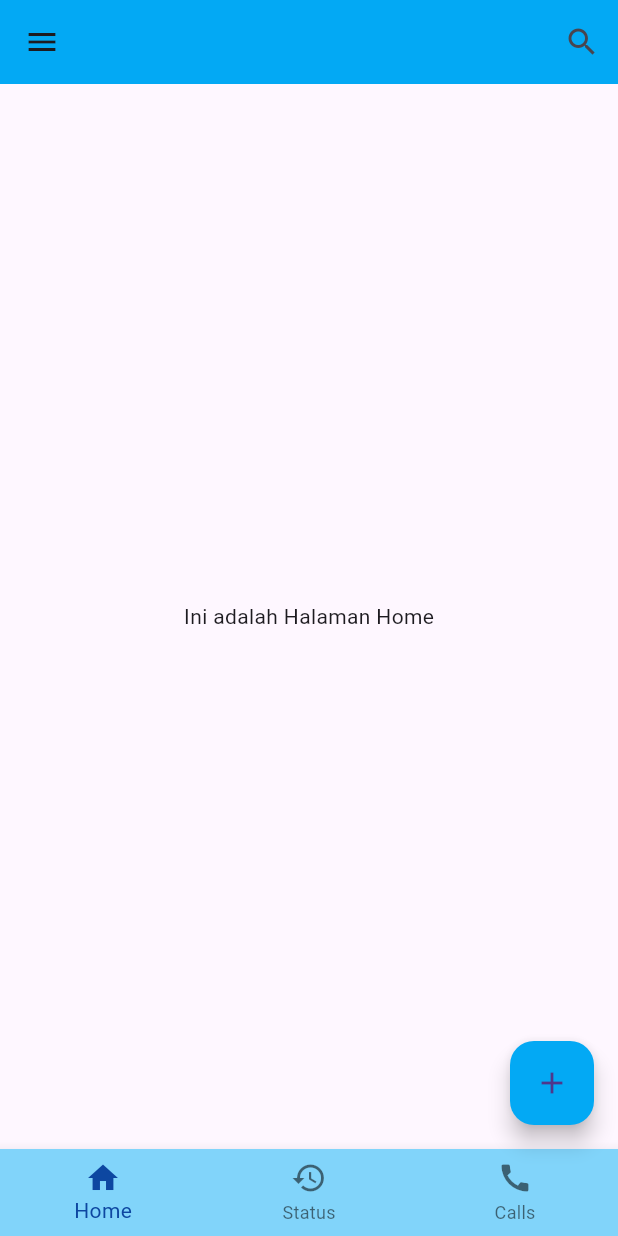
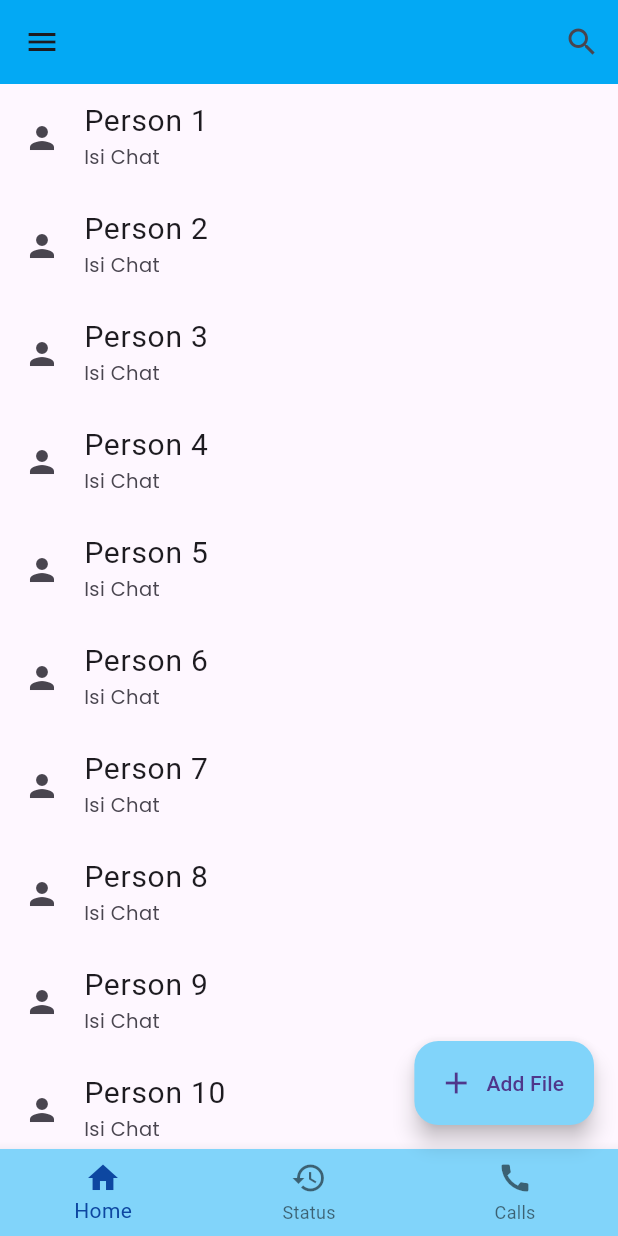
Before and after one commit to Oneday37/MIKTI_project, a Flutter app: the screen it shows after launch, on a phone screen of 412 x 824 dp. Run offline on Flutter 3.47's test engine with Material 3 defaults, Android fonts, the light colour scheme and no system bars; our stand-ins replace get, google_fonts.

Commit message:
Fourth commit

```diff
--- a/lib/Screens/home_page.dart
+++ b/lib/Screens/home_page.dart
@@ -1,17 +1,16 @@
-import 'package:flutter/cupertino.dart';
 import 'package:flutter/material.dart';
 import 'package:get/get.dart';
 import 'package:google_fonts/google_fonts.dart';
 import 'package:project_mikti/Screens/add_page.dart';
+import 'package:project_mikti/Screens/detail_chat_page.dart';
+import 'package:project_mikti/Screens/detail_profil_page.dart';
 import 'package:project_mikti/Screens/logout_alert.dart';
 import 'package:project_mikti/Screens/profile_page.dart';
 import 'package:project_mikti/Screens/switch_account_alert.dart';
-import 'package:project_mikti/Style/fonts.dart';
-
 import 'about_us_page.dart';
 
 class HomePage extends StatefulWidget {
-  HomePage({super.key});
+  const HomePage({super.key});
 
   @override
   State<HomePage> createState() => _HomePageState();
@@ -21,10 +20,27 @@ class _HomePageState extends State<HomePage> {
   bool buttonTheme = true;
   int bottombarindex = 0;
 
-  List<Widget> bottomnavbar = [
-    Text("Ini adalah Halaman Home"),
-    Text("Ini adalah Halaman Status"),
-    Text("Ini adalah Halaman Telepon"),
+  List<Widget> bottomnavbar = <Widget>[
+    ListView.custom(
+        childrenDelegate:
+            SliverChildBuilderDelegate(childCount: 20, (context, index) {
+      return ListTile(
+        leading: const Icon(Icons.person),
+        title: Text(
+          "Person ${index + 1}",
+          style: const TextStyle(fontSize: 20, fontWeight: FontWeight.normal),
+        ),
+        subtitle: Text(
+          "Isi Chat",
+          style: GoogleFonts.poppins(fontSize: 13),
+        ),
+        onTap: () {
+          Get.to(DetailChatPage());
+        },
+      );
+    })),
+    const Text("Ini adalah Halaman Status"),
+    const Text("Ini adalah Halaman Telepon"),
   ];
 
   @override
@@ -36,33 +52,32 @@ class _HomePageState extends State<HomePage> {
             .zero, //Digunaskan untuk memberikan warna penuh kepada header
         children: [
           DrawerHeader(
-            decoration: BoxDecoration(color: Colors.lightBlue),
+            decoration: const BoxDecoration(color: Colors.lightBlue),
             child: Column(
               mainAxisAlignment: MainAxisAlignment.center,
               children: [
                 ListTile(
-                  leading: CircleAvatar(
-                      backgroundColor: Colors.grey[700],
-                      child: Icon(
-                        Icons.person,
-                        color: Colors.white,
-                        size: 30,
-                      ),
-                      radius: 30),
-                  title: Text("First Account Name",
+                  leading: const Hero(
+                    tag: "edit_profile_animation",
+                    child: CircleAvatar(
+                        backgroundImage: AssetImage("assets/gambar_1.jpg"),
+                        radius: 30),
+                  ),
+                  title: Text("Muhammad Zaidan",
                       style: GoogleFonts.oswald(
                           fontSize: 18, fontWeight: FontWeight.w500)),
-                  subtitle: Text("+62 8xx xxxx xxxx", style: accountInfo),
-                  trailing: Icon(Icons.chevron_right, size: 30),
-                  contentPadding: EdgeInsets.only(left: 0),
+                  subtitle: Text("+62 8xx xxxx xxxx",
+                      style: GoogleFonts.oswald(fontSize: 16)),
+                  trailing: const Icon(Icons.chevron_right, size: 30),
+                  contentPadding: const EdgeInsets.only(left: 0),
                   onTap: () {
-                    Get.to(ProfilePage());
+                    Get.to(const ProfilePage());
                   },
                 ),
                 Row(
                   mainAxisAlignment: MainAxisAlignment.center,
                   children: [
-                    Icon(
+                    const Icon(
                       Icons.nightlight_round_outlined,
                       size: 30,
                       color: Colors.black,
@@ -76,7 +91,7 @@ class _HomePageState extends State<HomePage> {
                             buttonTheme = value;
                           });
                         }),
-                    Icon(
+                    const Icon(
                       Icons.wb_sunny,
                       size: 30,
                       color: Colors.yellow,
@@ -89,17 +104,17 @@ class _HomePageState extends State<HomePage> {
 
           //ACCOUNT
           ListTile(
-            leading: Icon(Icons.person),
-            title: Text("Account"),
+            leading: const Icon(Icons.person),
+            title: const Text("Account"),
             onTap: () {
-              Get.to(ProfilePage());
+              Get.to(const ProfilePage());
             },
           ),
 
           //NOTIFICATIONS
           ListTile(
-            leading: Icon(Icons.notifications_none),
-            title: Text("Notifications"),
+            leading: const Icon(Icons.notifications_none),
+            title: const Text("Notifications"),
             onTap: () {
               print("Widget notif berhasil ditekan");
             },
@@ -107,8 +122,8 @@ class _HomePageState extends State<HomePage> {
 
           //SETTING
           ListTile(
-            leading: Icon(Icons.settings),
-            title: Text("Setting"),
+            leading: const Icon(Icons.settings),
+            title: const Text("Setting"),
             onTap: () {
               print("Widget setting berhasil ditekan");
             },
@@ -116,20 +131,20 @@ class _HomePageState extends State<HomePage> {
 
           //ABOUT US
           ListTile(
-            leading: Icon(Icons.info_outline),
-            title: Text("About Us"),
+            leading: const Icon(Icons.info_outline),
+            title: const Text("About Us"),
             onTap: () {
-              Get.to(DetailInfoPage());
+              Get.to(const DetailInfoPage());
             },
           ),
-          SizedBox(height: 300),
+          const SizedBox(height: 300),
           Row(
             mainAxisAlignment: MainAxisAlignment.spaceAround,
             children: [
               // SWITCH ACCOUNT
               TextButton.icon(
-                  label: Text("Switch account"),
-                  icon: Icon(Icons.cached_rounded),
+                  label: const Text("Switch account"),
+                  icon: const Icon(Icons.cached_rounded),
                   onPressed: () {
                     showDialog(
                         barrierDismissible: false,
@@ -139,7 +154,7 @@ class _HomePageState extends State<HomePage> {
                         });
                   }),
 
-              Text("|"),
+              const Text("|"),
 
               // LOGOUT ACCOUNT
               TextButton.icon(
@@ -170,13 +185,14 @@ class _HomePageState extends State<HomePage> {
 
       //BODY / HALAMAN APLIKASI
       body: Center(child: bottomnavbar[bottombarindex]),
-      floatingActionButton: FloatingActionButton(
-          backgroundColor: Colors.lightBlue,
-          child: const Icon(Icons.add),
-          onPressed: () {
-            Navigator.push(context,
-                MaterialPageRoute(builder: (context) => const AddPage()));
-          }),
+      floatingActionButton: FloatingActionButton.extended(
+        backgroundColor: Colors.lightBlue[200],
+        icon: const Icon(Icons.add),
+        label: const Text("Add File"),
+        onPressed: () {
+          Get.to(const AddPage());
+        },
+      ),
 
       // NAVIGATION BAR BAWAH
       bottomNavigationBar: BottomNavigationBar(
--- a/lib/Style/fonts.dart
+++ /dev/null
@@ -1,5 +0,0 @@
-import 'package:flutter/material.dart';
-import 'package:google_fonts/google_fonts.dart';
-
-var accountName = GoogleFonts.oswald(fontSize: 20, fontWeight: FontWeight.w500);
-var accountInfo = GoogleFonts.oswald(fontSize: 15, fontWeight: FontWeight.w300);
--- a/lib/main.dart
+++ b/lib/main.dart
@@ -1,6 +1,5 @@
 import 'package:flutter/material.dart';
 import 'package:get/get.dart';
-
 import 'Screens/home_page.dart';
 
 void main() {
@@ -15,7 +14,7 @@ class MyApp extends StatelessWidget {
     return GetMaterialApp(
       title: 'Project MIKTI',
       debugShowCheckedModeBanner: false,
-      theme: ThemeData(primaryColor: Colors.lightBlue, useMaterial3: true),
+      theme: ThemeData(useMaterial3: true),
       home: HomePage(),
     );
   }
```
Also changed, not shown: lib/Screens/about_us_page.dart (+53 -3 lines), lib/Screens/add_page.dart (+75 -30 lines), lib/Screens/detail_chat_page.dart (added, +58 -0 lines), lib/Screens/detail_page.dart (deleted, +0 -14 lines), lib/Screens/detail_profil_page.dart (added, +31 -0 lines), lib/Screens/logout_alert.dart (+8 -8 lines), lib/Screens/profile_page.dart (+21 -9 lines), lib/Screens/switch_account_alert.dart (+23 -17 lines), pubspec.yaml (+2 -98 lines), assets/gambar_1.jpg (added), pubspec.lock, 3 other files.
